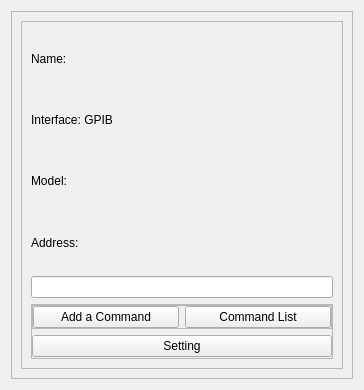
Above: GUI/ui_files/gpib_instrument_device_wid.ui from YeonungK/YonKu before the change. Below: the same form after it.
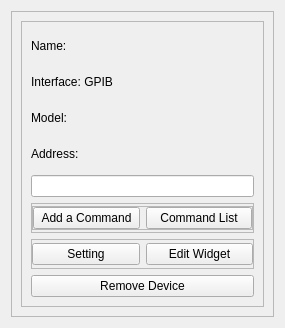
That is the form after the change.

What changed in the file:
```diff
--- a/GUI/ui_files/gpib_instrument_device_wid.ui
+++ b/GUI/ui_files/gpib_instrument_device_wid.ui
@@ -6,14 +6,14 @@
    <rect>
     <x>0</x>
     <y>0</y>
-    <width>364</width>
-    <height>390</height>
+    <width>285</width>
+    <height>328</height>
    </rect>
   </property>
   <property name="windowTitle">
    <string>Form</string>
   </property>
-  <layout class="QHBoxLayout" name="horizontalLayout_2">
+  <layout class="QHBoxLayout" name="horizontalLayout_3">
    <item>
     <widget class="QFrame" name="frame_3">
      <property name="frameShape">
@@ -135,6 +135,30 @@
               </layout>
              </widget>
             </item>
+           </layout>
+          </widget>
+         </item>
+         <item>
+          <widget class="QFrame" name="frame_5">
+           <property name="frameShape">
+            <enum>QFrame::StyledPanel</enum>
+           </property>
+           <property name="frameShadow">
+            <enum>QFrame::Raised</enum>
+           </property>
+           <layout class="QHBoxLayout" name="horizontalLayout_2">
+            <property name="leftMargin">
+             <number>0</number>
+            </property>
+            <property name="topMargin">
+             <number>0</number>
+            </property>
+            <property name="rightMargin">
+             <number>0</number>
+            </property>
+            <property name="bottomMargin">
+             <number>0</number>
+            </property>
             <item>
              <widget class="QPushButton" name="settingButton">
               <property name="text">
@@ -142,9 +166,23 @@
               </property>
              </widget>
             </item>
+            <item>
+             <widget class="QPushButton" name="editWidgetButton">
+              <property name="text">
+               <string>Edit Widget</string>
+              </property>
+             </widget>
+            </item>
            </layout>
           </widget>
          </item>
+         <item>
+          <widget class="QPushButton" name="removeDeviceButton">
+           <property name="text">
+            <string>Remove Device</string>
+           </property>
+          </widget>
+         </item>
         </layout>
        </widget>
       </item>
```
